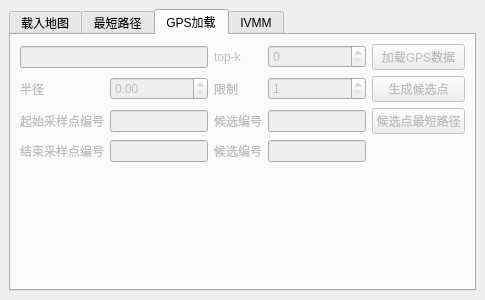
First picture: the form in pyivmm/dock.ui, repository eglrp/ivmm, before the edit.
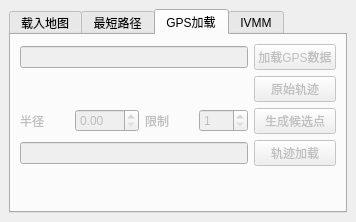
Second picture: the form after the edit. The open tabs and pages were chosen to show the change.

Diff of the .ui file:
```diff
--- a/pyivmm/dock.ui
+++ b/pyivmm/dock.ui
@@ -6,8 +6,8 @@
    <rect>
     <x>0</x>
     <y>0</y>
-    <width>485</width>
-    <height>300</height>
+    <width>356</width>
+    <height>222</height>
    </rect>
   </property>
   <property name="floating">
@@ -17,7 +17,7 @@
    <string>pyivmm</string>
   </property>
   <widget class="QWidget" name="dockWidgetContents">
-   <layout class="QHBoxLayout" name="horizontalLayout">
+   <layout class="QVBoxLayout" name="verticalLayout_2">
     <item>
      <widget class="QTabWidget" name="tabWidget">
       <property name="enabled">
@@ -81,6 +81,27 @@
           </item>
          </layout>
         </item>
+        <item>
+         <layout class="QHBoxLayout" name="horizontalLayout">
+          <item>
+           <widget class="QLabel" name="label_7">
+            <property name="text">
+             <string>路口</string>
+            </property>
+           </widget>
+          </item>
+          <item>
+           <widget class="QLineEdit" name="crossLineEdit"/>
+          </item>
+          <item>
+           <widget class="QPushButton" name="goToCrossButton">
+            <property name="text">
+             <string>前往</string>
+            </property>
+           </widget>
+          </item>
+         </layout>
+        </item>
         <item>
          <spacer name="verticalSpacer_2">
           <property name="orientation">
@@ -176,26 +197,6 @@
         <string>GPS加载</string>
        </attribute>
        <layout class="QGridLayout" name="gridLayout_2">
-        <item row="0" column="4">
-         <widget class="QPushButton" name="gps_log_loader">
-          <property name="text">
-           <string>加载GPS数据</string>
-          </property>
-         </widget>
-        </item>
-        <item row="3" column="1">
-         <widget class="QLineEdit" name="candidate_main_end"/>
-        </item>
-        <item row="2" column="3">
-         <widget class="QLineEdit" name="candidate_sub_start"/>
-        </item>
-        <item row="3" column="0">
-         <widget class="QLabel" name="label_10">
-          <property name="text">
-           <string>结束采样点编号</string>
-          </property>
-         </widget>
-        </item>
         <item row="4" column="2">
          <spacer name="verticalSpacer_3">
           <property name="orientation">
@@ -209,103 +210,72 @@
           </property>
          </spacer>
         </item>
-        <item row="2" column="0">
-         <widget class="QLabel" name="label_7">
+        <item row="0" column="4">
+         <widget class="QPushButton" name="gpsLoadButton">
           <property name="text">
-           <string>起始采样点编号</string>
-          </property>
-         </widget>
-        </item>
-        <item row="2" column="2">
-         <widget class="QLabel" name="label_8">
-          <property name="text">
-           <string>候选编号</string>
-          </property>
-         </widget>
-        </item>
-        <item row="2" column="1">
-         <widget class="QLineEdit" name="candidate_main_start"/>
-        </item>
-        <item row="3" column="2">
-         <widget class="QLabel" name="label_9">
-          <property name="text">
-           <string>候选编号</string>
-          </property>
-         </widget>
-        </item>
-        <item row="3" column="3">
-         <widget class="QLineEdit" name="candidate_sub_end"/>
-        </item>
-        <item row="1" column="4">
-         <widget class="QPushButton" name="candidate_to_map">
-          <property name="text">
-           <string>生成候选点</string>
+           <string>加载GPS数据</string>
           </property>
          </widget>
         </item>
         <item row="2" column="4">
          <widget class="QPushButton" name="compute_candidate_path">
           <property name="text">
-           <string>候选点最短路径</string>
+           <string>生成候选点</string>
           </property>
          </widget>
         </item>
-        <item row="3" column="4">
-         <widget class="QLabel" name="candidate_path_length_show">
-          <property name="text">
-           <string/>
-          </property>
-         </widget>
-        </item>
-        <item row="0" column="3">
-         <widget class="QSpinBox" name="topk">
-          <property name="maximum">
-           <number>1000</number>
-          </property>
-         </widget>
-        </item>
-        <item row="0" column="0" colspan="2">
-         <widget class="QLineEdit" name="gps_log_show">
-          <property name="readOnly">
-           <bool>true</bool>
-          </property>
-         </widget>
-        </item>
-        <item row="0" column="2">
-         <widget class="QLabel" name="label_15">
-          <property name="text">
-           <string>top-k</string>
-          </property>
-         </widget>
-        </item>
-        <item row="1" column="0">
+        <item row="2" column="0">
          <widget class="QLabel" name="label_6">
           <property name="text">
            <string>半径</string>
           </property>
          </widget>
         </item>
-        <item row="1" column="1">
-         <widget class="QDoubleSpinBox" name="radiou_query_candidate">
+        <item row="2" column="1">
+         <widget class="QDoubleSpinBox" name="radiousSpine">
           <property name="maximum">
            <double>500.000000000000000</double>
           </property>
          </widget>
         </item>
-        <item row="1" column="2">
+        <item row="2" column="2">
          <widget class="QLabel" name="label_17">
           <property name="text">
            <string>限制</string>
           </property>
          </widget>
         </item>
-        <item row="1" column="3">
-         <widget class="QSpinBox" name="candidate_limit">
+        <item row="2" column="3">
+         <widget class="QSpinBox" name="limitSpine">
           <property name="minimum">
            <number>1</number>
           </property>
          </widget>
         </item>
+        <item row="3" column="4">
+         <widget class="QPushButton" name="trajLoadButton">
+          <property name="text">
+           <string>轨迹加载</string>
+          </property>
+         </widget>
+        </item>
+        <item row="3" column="0" colspan="4">
+         <widget class="QLineEdit" name="trajText"/>
+        </item>
+        <item row="0" column="0" colspan="4">
+         <widget class="QLineEdit" name="gpsFileLineEdit">
+          <property name="readOnly">
+           <bool>true</bool>
+          </property>
+         </widget>
+        </item>
+        <item row="1" column="4">
+         <widget class="QPushButton" name="rawTrajButton">
+          <property name="text">
+           <string>原始轨迹</string>
+          </property>
+         </widget>
+        </item>
        </layout>
       </widget>
       <widget class="QWidget" name="ivmm">
```
Left out of the diff: 100 changed lines with no effect on the pictures.
